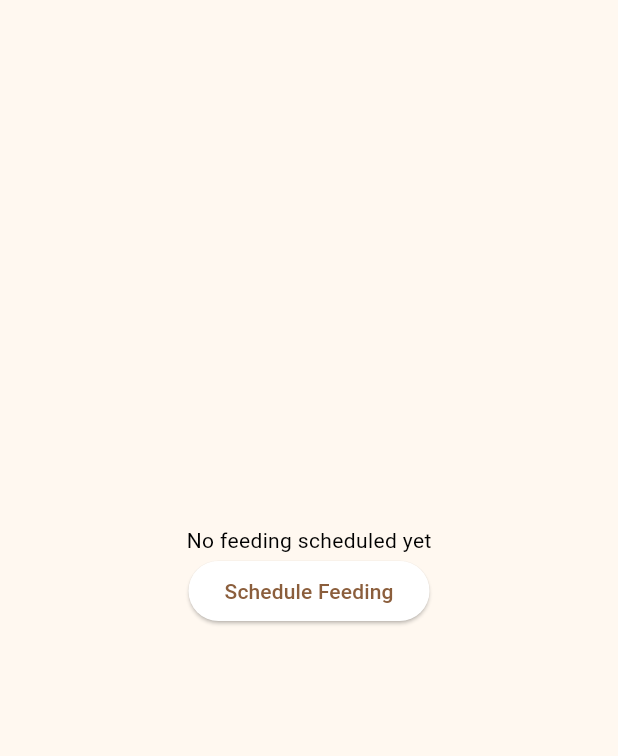
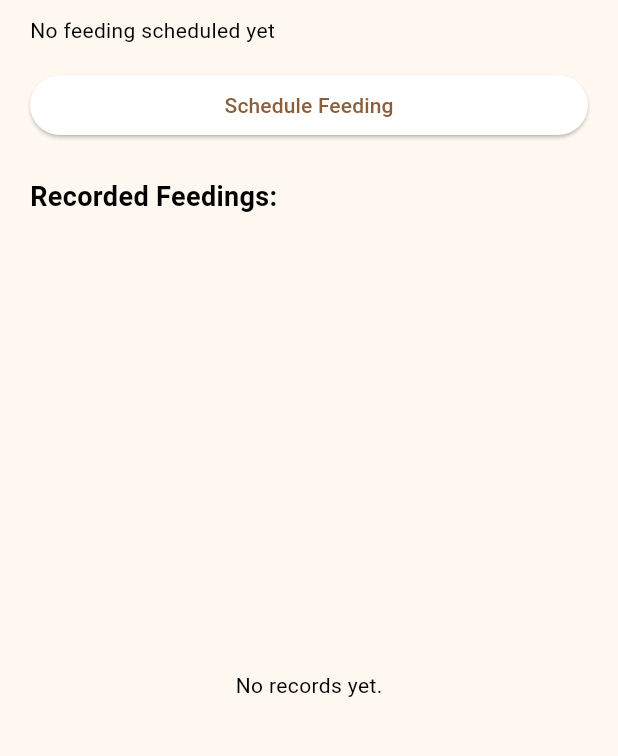
Before and after one commit to morebeans/capstone, a Flutter app: the HomeScreen screen opened directly, on a phone screen of 412 x 824 dp, the part 84-840 px from its top. Run offline on Flutter 3.47's test engine with Material 3 defaults, Android fonts, the phone set to English and light mode, and no system bars; Roboto replaces fonts that are missing (ComicNeue).

Commit message:
eto updated

```diff
--- a/lib/screens/home_screen.dart
+++ b/lib/screens/home_screen.dart
@@ -36,13 +36,15 @@ class _HomeScreenState extends State<HomeScreen> {
     final measurement = await _askForMeasurement();
     if (measurement == null || measurement.trim().isEmpty) return;
 
+    final newSchedule = FeedingSchedule(
+      time: DateTime(date.year, date.month, date.day, time.hour, time.minute),
+      label: label.trim(),
+      measurement: measurement.trim(),
+    );
+
     setState(() {
-      nextFeeding = FeedingSchedule(
-        time: DateTime(date.year, date.month, date.day, time.hour, time.minute),
-        label: label.trim(),
-        measurement: measurement.trim(),
-      );
-      feedingRecords.add(nextFeeding!);
+      nextFeeding = newSchedule;
+      feedingRecords.add(newSchedule); // Save as a recorded feeding
     });
   }
 
@@ -123,16 +125,40 @@ class _HomeScreenState extends State<HomeScreen> {
           ),
         ],
       ),
-      body: Center(
+      body: Padding(
+        padding: const EdgeInsets.symmetric(horizontal: 20, vertical: 10),
         child: Column(
-          mainAxisAlignment: MainAxisAlignment.center,
+          crossAxisAlignment: CrossAxisAlignment.stretch,
           children: [
             nextFeeding == null
                 ? const Text("No feeding scheduled yet")
-                : Text("Next feeding: ${nextFeeding!.time}"),
+                : Text(
+                  "Next feeding: ${nextFeeding!.time}",
+                  style: const TextStyle(fontSize: 16),
+                ),
+            const SizedBox(height: 16),
             ElevatedButton(
               onPressed: _setFeedingSchedule,
               child: const Text("Schedule Feeding"),
+            ),
+            const SizedBox(height: 24),
+            const Text(
+              "Recorded Feedings:",
+              style: TextStyle(fontSize: 18, fontWeight: FontWeight.bold),
+            ),
+            const SizedBox(height: 12),
+            Expanded(
+              child:
+                  feedingRecords.isEmpty
+                      ? const Center(child: Text("No records yet."))
+                      : ListView.builder(
+                        itemCount: feedingRecords.length,
+                        itemBuilder: (context, index) {
+                          return FeedingScheduleCard(
+                            schedule: feedingRecords[index],
+                          );
+                        },
+                      ),
             ),
           ],
         ),
```
Also changed, not shown: lib/screens/breed_selection_screen.dart (deleted, +0 -56 lines).
